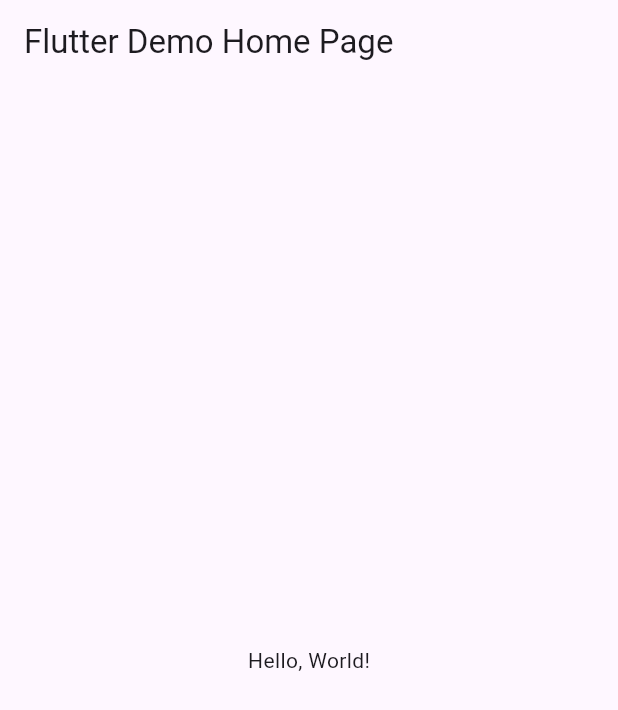
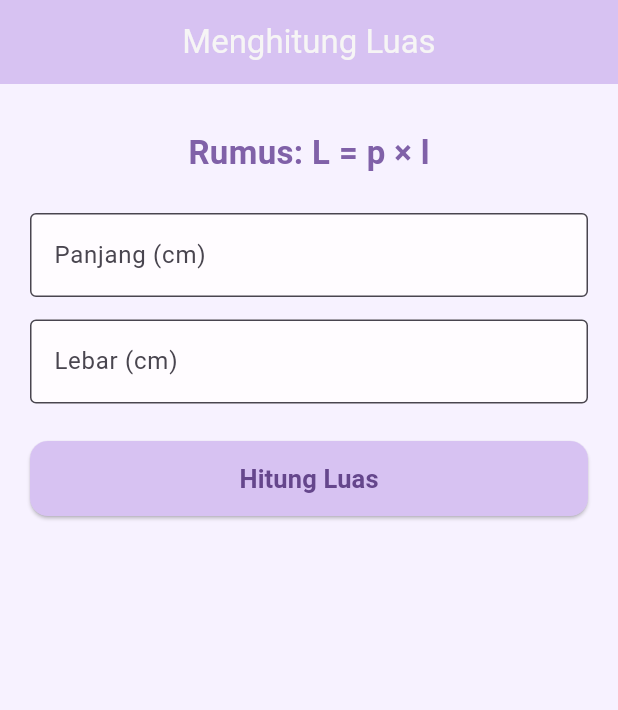
Before and after one commit to vitaaaa-source/rumus_vita, a Flutter app: the screen it shows after launch, on a phone screen of 412 x 824 dp. Shown: the top 710 px of the screen. Run offline on Flutter 3.47's test engine with Material 3 defaults, Android fonts, the phone set to English and light mode, and no system bars.

Commit message:
Update main.dart

```diff
--- a/lib/main.dart
+++ b/lib/main.dart
@@ -1,41 +1,153 @@
 import 'package:flutter/material.dart';
 
-void main() => runApp(MyApp());
+void main() {
+  runApp(const MyApp());
+}
 
 class MyApp extends StatelessWidget {
   const MyApp({super.key});
-  // This widget is the root of your application.
+
   @override
   Widget build(BuildContext context) {
-    return MaterialApp(
-      // Application name
-      title: 'Flutter Hello World',
-      // Application theme data, you can set the colors for the application as
-      // you want
-      theme: ThemeData(
-        // useMaterial3: false,
-        primarySwatch: Colors.blue,
-      ),
-      // A widget which will be started on application startup
-      home: MyHomePage(title: 'Flutter Demo Home Page'),
+    return const MaterialApp(
+      debugShowCheckedModeBanner: false,
+      home: HitungLuas(),
     );
   }
 }
 
-class MyHomePage extends StatelessWidget {
-  final String title;
-  const MyHomePage({super.key, required this.title});
+class HitungLuas extends StatefulWidget {
+  const HitungLuas({super.key});
+
+  @override
+  State<HitungLuas> createState() => _HitungLuasState();
+}
+
+class _HitungLuasState extends State<HitungLuas> {
+  final panjangCtrl = TextEditingController();
+  final lebarCtrl = TextEditingController();
+
+  String hasil = '';
+
+  void hitung() {
+    final p = double.tryParse(panjangCtrl.text);
+    final l = double.tryParse(lebarCtrl.text);
+
+    if (p == null || l == null || p < 0 || l < 0) {
+      setState(() {
+        hasil = 'Masukkan angka yang benar!';
+      });
+      return;
+    }
+
+    final luas = p * l;
+
+    setState(() {
+      hasil = 'L = $p × $l = $luas cm²';
+    });
+  }
+
+  @override
+  void dispose() {
+    panjangCtrl.dispose();
+    lebarCtrl.dispose();
+    super.dispose();
+  }
 
   @override
   Widget build(BuildContext context) {
     return Scaffold(
+      backgroundColor: const Color(0xFFF7F2FF),
       appBar: AppBar(
-        // The title text which will be shown on the action bar
-        title: Text(title),
+        title: const Text('Menghitung Luas'),
+        backgroundColor: const Color(0xFFD7C2F2),
+        foregroundColor: Color(0xfff6f5f5),
+        centerTitle: true,
       ),
-      body: Center(
-        child: Text(
-          'Hello, World!',
+      body: Padding(
+        padding: const EdgeInsets.all(20),
+        child: Column(
+          children: [
+            const SizedBox(height: 10),
+            const Text(
+              'Rumus: L = p × l',
+              style: TextStyle(
+                fontSize: 22,
+                fontWeight: FontWeight.bold,
+                color: Color(0xFF8061A8),
+              ),
+            ),
+            const SizedBox(height: 25),
+            TextField(
+              controller: panjangCtrl,
+              keyboardType: const TextInputType.numberWithOptions(
+                decimal: true,
+              ),
+              decoration: const InputDecoration(
+                labelText: 'Panjang (cm)',
+                border: OutlineInputBorder(),
+                filled: true,
+                fillColor: Color(0xFFFFFCFF),
+                focusedBorder: OutlineInputBorder(
+                  borderSide: BorderSide(
+                    color: Color(0xFFB99AE0),
+                    width: 2,
+                  ),
+                ),
+              ),
+            ),
+            const SizedBox(height: 15),
+            TextField(
+              controller: lebarCtrl,
+              keyboardType: const TextInputType.numberWithOptions(
+                decimal: true,
+              ),
+              decoration: const InputDecoration(
+                labelText: 'Lebar (cm)',
+                border: OutlineInputBorder(),
+                filled: true,
+                fillColor: Color(0xFFFFFCFF),
+                focusedBorder: OutlineInputBorder(
+                  borderSide: BorderSide(
+                    color: Color(0xFFB99AE0),
+                    width: 2,
+                  ),
+                ),
+              ),
+            ),
+            const SizedBox(height: 25),
+            SizedBox(
+              width: double.infinity,
+              height: 50,
+              child: ElevatedButton(
+                onPressed: hitung,
+                style: ElevatedButton.styleFrom(
+                  backgroundColor: const Color(0xFFD7C2F2),
+                  foregroundColor: const Color(0xFF65468C),
+                  shape: RoundedRectangleBorder(
+                    borderRadius: BorderRadius.circular(12),
+                  ),
+                ),
+                child: const Text(
+                  'Hitung Luas',
+                  style: TextStyle(
+                    fontSize: 17,
+                    fontWeight: FontWeight.bold,
+                  ),
+                ),
+              ),
+            ),
+            const SizedBox(height: 25),
+            Text(
+              hasil,
+              textAlign: TextAlign.center,
+              style: const TextStyle(
+                fontSize: 22,
+                fontWeight: FontWeight.bold,
+                color: Color(0xFF8061A8),
+              ),
+            ),
+          ],
         ),
       ),
     );
```
